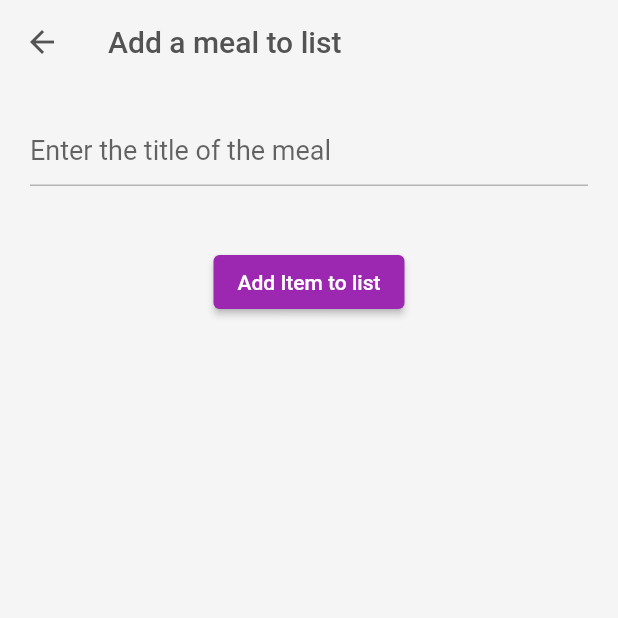
After one commit to ing-non/ShoppingList, a Flutter app: the AddMeal screen opened directly, on a phone screen of 412 x 824 dp, the top half of it. The commit adds this screen. Run offline on Flutter 3.47's test engine with Material 2 defaults, Android fonts, the phone set to English and light mode, and no system bars; our stand-ins replace reorderable_grid_view, shared_preferences; accounts and stored records are empty.

Commit message:
add/edit additional views

```diff
--- /dev/null
+++ b/lib/screens/meal_list.dart/add_meal_list.dart
@@ -0,0 +1,59 @@
+// ignore_for_file: prefer_const_constructors
+
+import 'package:flutter/material.dart';
+
+class AddMeal extends StatefulWidget {
+  const AddMeal({super.key});
+
+  @override
+  State<AddMeal> createState() => _AddMealState();
+}
+
+class _AddMealState extends State<AddMeal> {
+  final itemName = TextEditingController();
+  final amount = TextEditingController();
+
+  var textFieldErrorText = null;
+  @override
+  Widget build(BuildContext context) {
+    return Scaffold(
+        backgroundColor: Color.fromARGB(255, 245, 245, 245),
+        appBar: AppBar(
+          elevation: 0,
+          iconTheme: IconThemeData(color: Color.fromARGB(230, 65, 65, 65)),
+          title: const Text('Add a meal to list',
+              style: TextStyle(color: Color.fromARGB(230, 65, 65, 65))),
+          backgroundColor: Color.fromARGB(255, 245, 245, 245),
+        ),
+        body: Center(
+            child: Column(children: [
+          Container(
+              padding: EdgeInsets.all(20),
+              child: TextFormField(
+                  controller: itemName,
+                  style: TextStyle(fontSize: 18),
+                  decoration: InputDecoration(
+                    border: OutlineInputBorder(),
+                    hintText: "Enter the title of the meal",
+                    errorText: textFieldErrorText,
+                    focusedErrorBorder: UnderlineInputBorder(
+                        borderSide: BorderSide(color: Colors.red)),
+                    enabledBorder: UnderlineInputBorder(
+                      borderSide: BorderSide(color: Colors.black26),
+                    ),
+                    focusedBorder: UnderlineInputBorder(
+                        borderSide: BorderSide(color: Colors.purpleAccent)),
+                  ))),
+          Container(
+            padding: EdgeInsets.all(20),
+            child: ElevatedButton(
+              style: ElevatedButton.styleFrom(primary: Colors.purple),
+              child: Text("Add Item to list"),
+              onPressed: () {
+                //Navigator.pop(context); Automatic return to list on button pressed, not always helpful
+              },
+            ),
+          )
+        ])));
+  }
+}
--- a/lib/screens/meal_list.dart/meal_list_view.dart
+++ b/lib/screens/meal_list.dart/meal_list_view.dart
@@ -1,6 +1,10 @@
 // ignore_for_file: prefer_const_constructors
 
+import 'dart:convert';
+
 import 'package:flutter/material.dart';
+import 'package:shared_preferences/shared_preferences.dart';
+import 'add_meal_list.dart';
 
 String mealListName = "Meal list";
 
@@ -36,7 +40,7 @@ class _CalenderHomeState extends State<CalenderHome> {
                         Navigator.push(
                                 context,
                                 MaterialPageRoute(
-                                    builder: (context) => Container()))
+                                    builder: (context) => AddMeal()))
                             .then((value) {
                           setState(() {});
                         });
```
Also changed, not shown: lib/screens/menu/menu_view.dart (+0 -22 lines).
